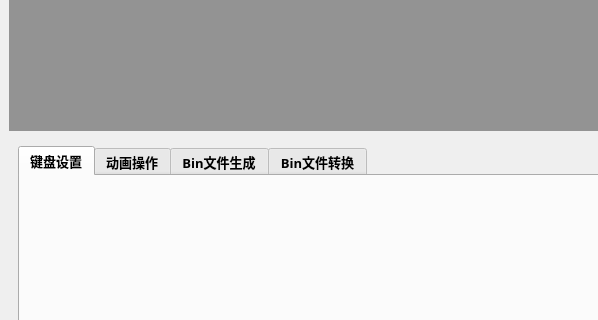
GuangYanJiaoHu/GY_KeyMatrixConverter, file mainwindow.ui: the form before one commit; both pictures show x 0 to 598 and y 228 to 548 of the 953 by 766 pixel window.
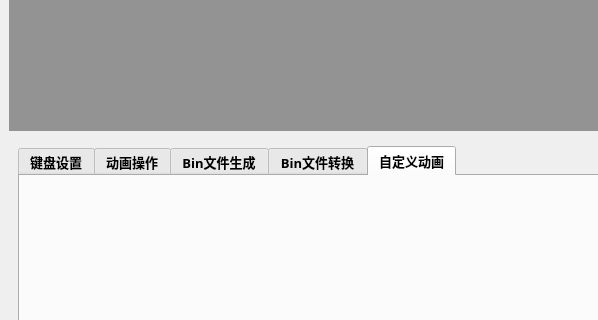
The form after the commit.

```diff
--- a/mainwindow.ui
+++ b/mainwindow.ui
@@ -41,7 +41,7 @@
           </font>
          </property>
          <property name="currentIndex">
-          <number>0</number>
+          <number>4</number>
          </property>
          <widget class="QWidget" name="tab">
           <attribute name="title">
@@ -131,6 +131,16 @@
            </item>
           </layout>
          </widget>
+         <widget class="QWidget" name="tab_5">
+          <attribute name="title">
+           <string>自定义动画</string>
+          </attribute>
+          <layout class="QGridLayout" name="gridLayout_7">
+           <item row="0" column="0">
+            <widget class="QWidget" name="widget_Customize" native="true"/>
+           </item>
+          </layout>
+         </widget>
         </widget>
        </item>
       </layout>
```
